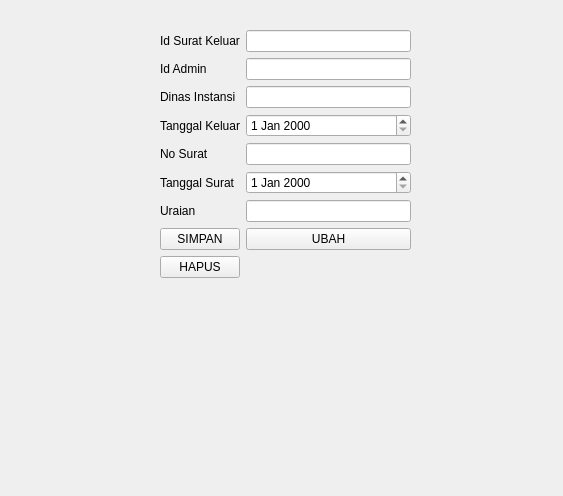
Before: the Qt Designer form PengelolaanArsip_2310010070/suratKeluar.ui in muliadi22/Tugas_Visual3_Muliadi, drawn with Qt 5.
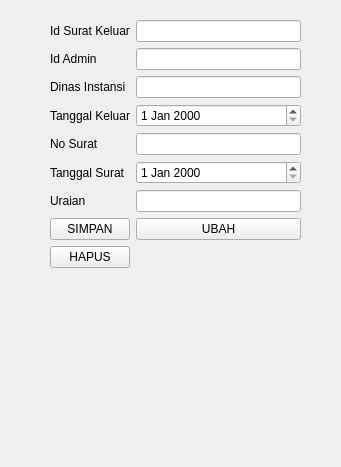
After: the same form once the commit is applied.

```diff
--- a/PengelolaanArsip_2310010070/suratKeluar.ui
+++ b/PengelolaanArsip_2310010070/suratKeluar.ui
@@ -6,8 +6,8 @@
    <rect>
     <x>0</x>
     <y>0</y>
-    <width>563</width>
-    <height>496</height>
+    <width>341</width>
+    <height>467</height>
    </rect>
   </property>
   <property name="windowTitle">
@@ -16,8 +16,8 @@
   <widget class="QWidget" name="formLayoutWidget">
    <property name="geometry">
     <rect>
-     <x>160</x>
-     <y>30</y>
+     <x>50</x>
+     <y>20</y>
      <width>251</width>
      <height>409</height>
     </rect>
```
